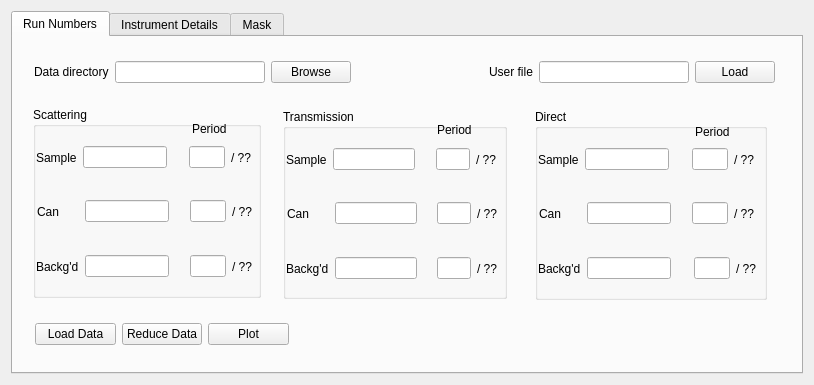
Before: the Qt Designer form Code/qtiplot/MantidQt/CustomInterfaces/inc/SANSRunWindow.ui in mantidproject/mantid, drawn with Qt 5.
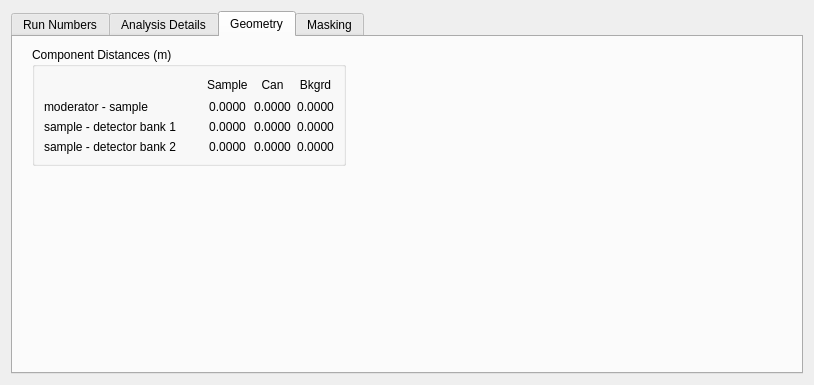
After: the same form once the commit is applied. The open tabs and pages were chosen to show the change.

Commit message: Some improvements to plot dialog and running when things have been deleted and a few other things. Re #522

What changed in the file:
```diff
--- a/Code/qtiplot/MantidQt/CustomInterfaces/inc/SANSRunWindow.ui
+++ b/Code/qtiplot/MantidQt/CustomInterfaces/inc/SANSRunWindow.ui
@@ -735,7 +735,7 @@
         <rect>
          <x>22</x>
          <y>281</y>
-         <width>254</width>
+         <width>261</width>
          <height>33</height>
         </rect>
        </property>
@@ -750,11 +750,11 @@
         <item row="0" column="1" >
          <widget class="QPushButton" name="reduceBtn" >
           <property name="text" >
-           <string>Reduce Data</string>
+           <string>1D Reduce</string>
           </property>
          </widget>
         </item>
-        <item row="0" column="2" >
+        <item row="0" column="3" >
          <widget class="QPushButton" name="plotBtn" >
           <property name="text" >
            <string>Plot</string>
@@ -845,7 +845,7 @@
      </widget>
      <widget class="QWidget" name="tab_2" >
       <attribute name="title" >
-       <string>Instrument Details</string>
+       <string>Analysis Details</string>
       </attribute>
       <widget class="QGroupBox" name="groupBox_4" >
        <property name="geometry" >
@@ -1255,27 +1255,212 @@
        <property name="title" >
         <string>Scaling Factor</string>
        </property>
-       <widget class="QLabel" name="scale_lbl" >
-        <property name="geometry" >
-         <rect>
-          <x>11</x>
-          <y>18</y>
-          <width>78</width>
-          <height>16</height>
-         </rect>
-        </property>
-        <property name="text" >
-         <string/>
-        </property>
-        <property name="alignment" >
-         <set>Qt::AlignCenter</set>
-        </property>
-       </widget>
+       <layout class="QHBoxLayout" name="horizontalLayout_13" >
+        <item>
+         <widget class="QLineEdit" name="scale_factor" >
+          <property name="enabled" >
+           <bool>false</bool>
+          </property>
+         </widget>
+        </item>
+       </layout>
+      </widget>
+     </widget>
+     <widget class="QWidget" name="tab_4" >
+      <attribute name="title" >
+       <string>Geometry</string>
+      </attribute>
+      <widget class="QGroupBox" name="groupBox_12" >
+       <property name="geometry" >
+        <rect>
+         <x>19</x>
+         <y>10</y>
+         <width>314</width>
+         <height>119</height>
+        </rect>
+       </property>
+       <property name="title" >
+        <string>Component Distances (m)</string>
+       </property>
+       <property name="checkable" >
+        <bool>false</bool>
+       </property>
+       <layout class="QGridLayout" name="gridLayout_6" >
+        <item row="0" column="1" >
+         <widget class="QLabel" name="label_35" >
+          <property name="text" >
+           <string>Sample</string>
+          </property>
+         </widget>
+        </item>
+        <item row="0" column="2" >
+         <widget class="QLabel" name="label_36" >
+          <property name="text" >
+           <string>Can</string>
+          </property>
+          <property name="alignment" >
+           <set>Qt::AlignCenter</set>
+          </property>
+         </widget>
+        </item>
+        <item row="0" column="0" >
+         <spacer name="horizontalSpacer_5" >
+          <property name="orientation" >
+           <enum>Qt::Horizontal</enum>
+          </property>
+          <property name="sizeHint" stdset="0" >
+           <size>
+            <width>40</width>
+            <height>20</height>
+           </size>
+          </property>
+         </spacer>
+        </item>
+        <item row="1" column="0" >
+         <widget class="QLabel" name="label_37" >
+          <property name="sizePolicy" >
+           <sizepolicy vsizetype="Preferred" hsizetype="Fixed" >
+            <horstretch>0</horstretch>
+            <verstretch>0</verstretch>
+           </sizepolicy>
+          </property>
+          <property name="text" >
+           <string>moderator - sample</string>
+          </property>
+         </widget>
+        </item>
+        <item row="2" column="0" >
+         <widget class="QLabel" name="label_38" >
+          <property name="sizePolicy" >
+           <sizepolicy vsizetype="Preferred" hsizetype="Fixed" >
+            <horstretch>0</horstretch>
+            <verstretch>0</verstretch>
+           </sizepolicy>
+          </property>
+          <property name="text" >
+           <string>sample - detector bank 1</string>
+          </property>
+         </widget>
+        </item>
+        <item row="1" column="1" >
+         <widget class="QLabel" name="dist_sample_ms" >
+          <property name="text" >
+           <string>0.0000</string>
+          </property>
+          <property name="alignment" >
+           <set>Qt::AlignCenter</set>
+          </property>
+         </widget>
+        </item>
+        <item row="1" column="2" >
+         <widget class="QLabel" name="dist_can_ms" >
+          <property name="text" >
+           <string>0.0000</string>
+          </property>
+          <property name="alignment" >
+           <set>Qt::AlignCenter</set>
+          </property>
+         </widget>
+        </item>
+        <item row="2" column="2" >
+         <widget class="QLabel" name="dist_can_sd1" >
+          <property name="text" >
+           <string>0.0000</string>
+          </property>
+          <property name="alignment" >
+           <set>Qt::AlignCenter</set>
+          </property>
+         </widget>
+        </item>
+        <item row="2" column="1" >
+         <widget class="QLabel" name="dist_sample_sd1" >
+          <property name="text" >
+           <string>0.0000</string>
+          </property>
+          <property name="alignment" >
+           <set>Qt::AlignCenter</set>
+          </property>
+         </widget>
+        </item>
+        <item row="3" column="0" >
+         <widget class="QLabel" name="label_39" >
+          <property name="sizePolicy" >
+           <sizepolicy vsizetype="Preferred" hsizetype="Fixed" >
+            <horstretch>0</horstretch>
+            <verstretch>0</verstretch>
+           </sizepolicy>
+          </property>
+          <property name="text" >
+           <string>sample - detector bank 2</string>
+          </property>
+         </widget>
+        </item>
+        <item row="3" column="1" >
+         <widget class="QLabel" name="dist_sample_sd2" >
+          <property name="text" >
+           <string>0.0000</string>
+          </property>
+          <property name="alignment" >
+           <set>Qt::AlignCenter</set>
+          </property>
+         </widget>
+        </item>
+        <item row="3" column="2" >
+         <widget class="QLabel" name="dist_can_sd2" >
+          <property name="text" >
+           <string>0.0000</string>
+          </property>
+          <property name="alignment" >
+           <set>Qt::AlignCenter</set>
+          </property>
+         </widget>
+        </item>
+        <item row="0" column="3" >
+         <widget class="QLabel" name="label_40" >
+          <property name="text" >
+           <string>Bkgrd</string>
+          </property>
+          <property name="alignment" >
+           <set>Qt::AlignCenter</set>
+          </property>
+         </widget>
+        </item>
+        <item row="1" column="3" >
+         <widget class="QLabel" name="dist_bkgd_ms" >
+          <property name="text" >
+           <string>0.0000</string>
+          </property>
+          <property name="alignment" >
+           <set>Qt::AlignCenter</set>
+          </property>
+         </widget>
+        </item>
+        <item row="2" column="3" >
+         <widget class="QLabel" name="dist_bkgd_sd1" >
+          <property name="text" >
+           <string>0.0000</string>
+          </property>
+          <property name="alignment" >
+           <set>Qt::AlignCenter</set>
+          </property>
+         </widget>
+        </item>
+        <item row="3" column="3" >
+         <widget class="QLabel" name="dist_bkgd_sd2" >
+          <property name="text" >
+           <string>0.0000</string>
+          </property>
+          <property name="alignment" >
+           <set>Qt::AlignCenter</set>
+          </property>
+         </widget>
+        </item>
+       </layout>
       </widget>
      </widget>
      <widget class="QWidget" name="tab_3" >
       <attribute name="title" >
-       <string>Mask</string>
+       <string>Masking</string>
       </attribute>
       <widget class="QGroupBox" name="groupBox_10" >
        <property name="geometry" >
```
Left out of the diff: 115 changed lines with no effect on the pictures. The commit also changes 6 other files.
